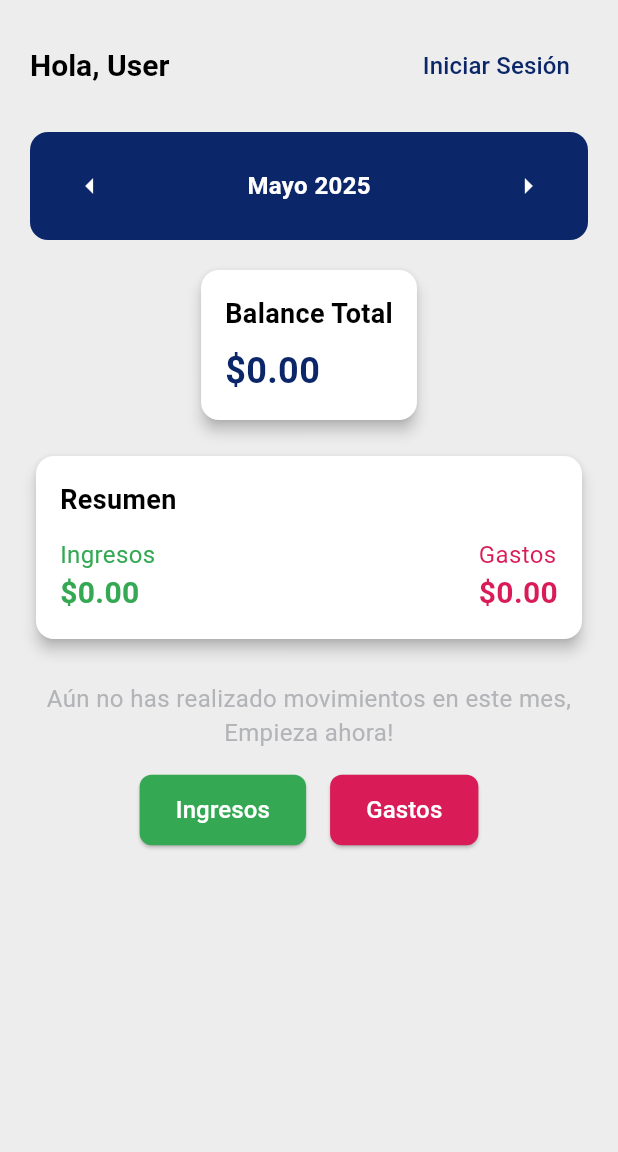
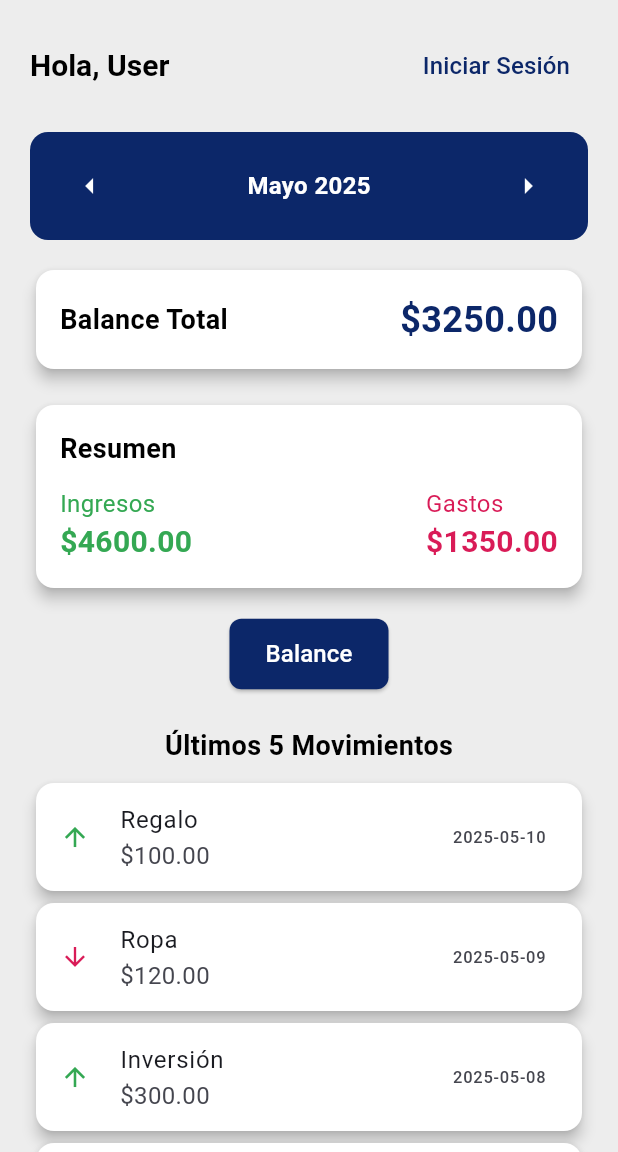
Before and after one commit to MrDNX503/KashFinance, a Flutter app: the screen it shows after launch, on a phone screen of 412 x 824 dp, the part 84-1236 px from its top. Run offline on Flutter 3.47's test engine with Material 3 defaults, Android fonts, the phone set to English and light mode, and no system bars.

Commit message:
se actualizan archivos con avances de pantalla principal y pantalla de balance

```diff
--- a/lib/main.dart
+++ b/lib/main.dart
@@ -1,5 +1,5 @@
 import 'package:flutter/material.dart';
-import 'package:intl/intl.dart';
+import 'screens/balance_screen.dart';
 
 void main() {
   runApp(const KashFinanceApp());
@@ -91,7 +91,25 @@ class _HomeScreenState extends State<HomeScreen> {
   @override
   void initState() {
     super.initState();
-    _loadData();
+    _transactions = [
+      Transaction(type: 'income', category: 'Salario', amount: 2500.0, date: '2025-05-01'),
+      Transaction(type: 'expense', category: 'Alquiler', amount: 800.0, date: '2025-05-02'),
+      Transaction(type: 'income', category: 'Freelance', amount: 1200.0, date: '2025-05-03'),
+      Transaction(type: 'expense', category: 'Comida', amount: 150.0, date: '2025-05-04'),
+      Transaction(type: 'expense', category: 'Transporte', amount: 80.0, date: '2025-05-05'),
+      Transaction(type: 'income', category: 'Bono', amount: 500.0, date: '2025-05-06'),
+      Transaction(type: 'expense', category: 'Entretenimiento', amount: 200.0, date: '2025-05-07'),
+      Transaction(type: 'income', category: 'Inversión', amount: 300.0, date: '2025-05-08'),
+      Transaction(type: 'expense', category: 'Ropa', amount: 120.0, date: '2025-05-09'),
+      Transaction(type: 'income', category: 'Regalo', amount: 100.0, date: '2025-05-10'),
+    ];
+    _totalIncome = _transactions
+        .where((t) => t.type == 'income')
+        .fold(0.0, (sum, t) => sum + t.amount);
+    _totalExpenses = _transactions
+        .where((t) => t.type == 'expense')
+        .fold(0.0, (sum, t) => sum + t.amount);
+    // _loadData(); // Temporarily disabled to use test data
   }
 
   Future<void> _loadData() async {
@@ -112,7 +130,7 @@ class _HomeScreenState extends State<HomeScreen> {
       setState(() {
         _monthIndex--;
         _selectedMonth = _months[_monthIndex];
-        _loadData();
+        // _loadData(); // Temporarily disabled to use test data
       });
     }
   }
@@ -122,7 +140,7 @@ class _HomeScreenState extends State<HomeScreen> {
       setState(() {
         _monthIndex++;
         _selectedMonth = _months[_monthIndex];
-        _loadData();
+        // _loadData(); // Temporarily disabled to use test data
       });
     }
   }
@@ -183,7 +201,7 @@ class _HomeScreenState extends State<HomeScreen> {
                     child: const Text(
                       'Iniciar Sesión',
                       style: TextStyle(
-                        color: Color(0xFF0C2769), // Primary color
+                        color: Color(0xFF0C2769),
                         fontFamily: 'Roboto',
                         fontSize: 16,
                       ),
@@ -196,7 +214,7 @@ class _HomeScreenState extends State<HomeScreen> {
               Container(
                 padding: const EdgeInsets.symmetric(horizontal: 16, vertical: 12),
                 decoration: BoxDecoration(
-                  color: const Color(0xFF0C2769), // Cyan blue
+                  color: const Color(0xFF0C2769),
                   borderRadius: BorderRadius.circular(12),
                 ),
                 child: Row(
@@ -228,8 +246,8 @@ class _HomeScreenState extends State<HomeScreen> {
                 child: Card(
                   child: Padding(
                     padding: const EdgeInsets.all(16.0),
-                    child: Column(
-                      crossAxisAlignment: CrossAxisAlignment.start,
+                    child: Row(
+                      mainAxisAlignment: MainAxisAlignment.spaceBetween,
                       children: [
                         const Text(
                           'Balance Total',
@@ -240,7 +258,6 @@ class _HomeScreenState extends State<HomeScreen> {
                             color: Color(0xFF000000),
                           ),
                         ),
-                        const SizedBox(height: 8),
                         Text(
                           '\$${balance.toStringAsFixed(2)}',
                           style: const TextStyle(
@@ -255,8 +272,6 @@ class _HomeScreenState extends State<HomeScreen> {
                   ),
                 ),
               ),
-
-
               const SizedBox(height: 16),
               // Summary (Income & Expenses)
               Card(
@@ -286,7 +301,7 @@ class _HomeScreenState extends State<HomeScreen> {
                                 style: TextStyle(
                                   fontFamily: 'Roboto',
                                   fontSize: 16,
-                                  color: Color(0xFF34A853), // Green
+                                  color: Color(0xFF34A853),
                                 ),
                               ),
                               Text(
@@ -308,7 +323,7 @@ class _HomeScreenState extends State<HomeScreen> {
                                 style: TextStyle(
                                   fontFamily: 'Roboto',
                                   fontSize: 16,
-                                  color: Color(0xFFD91B57), // Red
+                                  color: Color(0xFFD91B57),
                                 ),
                               ),
                               Text(
@@ -325,6 +340,34 @@ class _HomeScreenState extends State<HomeScreen> {
                         ],
                       ),
                     ],
+                  ),
+                ),
+              ),
+              const SizedBox(height: 16),
+              Center(
+                child: ElevatedButton(
+                  onPressed: () {
+                    Navigator.push(
+                      context,
+                      MaterialPageRoute(
+                        builder: (context) => BalanceScreen(transactions: _transactions),
+                      ),
+                    );
+                  },
+                  style: ElevatedButton.styleFrom(
+                    backgroundColor: const Color(0xFF0C2769),
+                    padding: const EdgeInsets.symmetric(horizontal: 24, vertical: 12),
+                    shape: RoundedRectangleBorder(
+                      borderRadius: BorderRadius.circular(8),
+                    ),
+                  ),
+                  child: const Text(
+                    'Balance',
+                    style: TextStyle(
+                      fontFamily: 'Roboto',
+                      fontSize: 16,
+                      color: Colors.white,
+                    ),
                   ),
                 ),
               ),
@@ -392,19 +435,11 @@ class _HomeScreenState extends State<HomeScreen> {
                     ),
                   ],
                 ),
-              ],
-              // Transaction Lists (Shown only if transactions exist)
-              if (_transactions.isNotEmpty) ...[
-                const SizedBox(height: 24),
-                Row(
-                  crossAxisAlignment: CrossAxisAlignment.start,
-                  children: [
-                    Expanded(
-                      child: Column(
-                        crossAxisAlignment: CrossAxisAlignment.start,
+              ] else ...[
+                Column(
                   children: [
                     const Text(
-                            'Detalles de Ingresos',
+                      'Últimos 5 Movimientos',
                       style: TextStyle(
                         fontFamily: 'Roboto',
                         fontSize: 18,
@@ -412,29 +447,18 @@ class _HomeScreenState extends State<HomeScreen> {
                         color: Color(0xFF000000),
                       ),
                     ),
-                          const SizedBox(height: 12),
-                          _transactions.where((t) => t.type == 'income').isEmpty
-                              ? const Padding(
-                            padding: EdgeInsets.all(8.0),
-                            child: Text(
-                              'No hay ingresos',
-                              style: TextStyle(
-                                fontFamily: 'Roboto',
-                                color: Color(0xFFB3B4B7),
-                              ),
-                            ),
-                          )
-                              : ListView.builder(
+                    const SizedBox(height: 8),
+                    ListView.builder(
                       shrinkWrap: true,
                       physics: const NeverScrollableScrollPhysics(),
-                            itemCount: _transactions.where((t) => t.type == 'income').length,
+                      itemCount: _transactions.length > 5 ? 5 : _transactions.length,
                       itemBuilder: (context, index) {
-                              final transaction = _transactions.where((t) => t.type == 'income').toList()[index];
+                        final transaction = _transactions.reversed.toList()[index];
                         return Card(
                           child: ListTile(
-                                  leading: const Icon(
-                                    Icons.arrow_upward,
-                                    color: Color(0xFF34A853),
+                            leading: Icon(
+                              transaction.type == 'income' ? Icons.arrow_upward : Icons.arrow_downward,
+                              color: transaction.type == 'income' ? Color(0xFF34A853) : Color(0xFFD91B57),
                               size: 20,
                             ),
                             title: Text(
@@ -453,66 +477,56 @@ class _HomeScreenState extends State<HomeScreen> {
                         );
                       },
                     ),
-                        ],
+                    const SizedBox(height: 16),
+                    Row(
+                      mainAxisAlignment: MainAxisAlignment.center,
+                      children: [
+                        ElevatedButton(
+                          onPressed: () {
+                            ScaffoldMessenger.of(context).showSnackBar(
+                              const SnackBar(content: Text('Add income navigation placeholder')),
+                            );
+                          },
+                          style: ElevatedButton.styleFrom(
+                            backgroundColor: const Color(0xFF34A853),
+                            padding: const EdgeInsets.symmetric(horizontal: 24, vertical: 12),
+                            shape: RoundedRectangleBorder(
+                              borderRadius: BorderRadius.circular(8),
+                            ),
+                          ),
+                          child: const Text(
+                            'Ingresos',
+                            style: TextStyle(
+                              fontFamily: 'Roboto',
+                              fontSize: 16,
+                              color: Colors.white,
+                            ),
                           ),
                         ),
                         const SizedBox(width: 16),
-                    Expanded(
-                      child: Column(
-                        crossAxisAlignment: CrossAxisAlignment.start,
-                        children: [
-                          const Text(
-                            'Detalles de Egresos',
+                        ElevatedButton(
+                          onPressed: () {
+                            ScaffoldMessenger.of(context).showSnackBar(
+                              const SnackBar(content: Text('Add expense navigation placeholder')),
+                            );
+                          },
+                          style: ElevatedButton.styleFrom(
+                            backgroundColor: const Color(0xFFD91B57),
+                            padding: const EdgeInsets.symmetric(horizontal: 24, vertical: 12),
+                            shape: RoundedRectangleBorder(
+                              borderRadius: BorderRadius.circular(8),
+                            ),
+                          ),
+                          child: const Text(
+                            'Gastos',
                             style: TextStyle(
                               fontFamily: 'Roboto',
-                              fontSize: 18,
-                              fontWeight: FontWeight.bold,
-                              color: Color(0xFF000000),
+                              fontSize: 16,
+                              color: Colors.white,
                             ),
                           ),
-                          const SizedBox(height: 12),
-                          _transactions.where((t) => t.type == 'expense').isEmpty
-                              ? const Padding(
-                            padding: EdgeInsets.all(8.0),
-                            child: Text(
-                              'No hay egresos',
-                              style: TextStyle(
-                                fontFamily: 'Roboto',
-                                color: Color(0xFFB3B4B7),
-                              ),
-                            ),
-                          )
-                              : ListView.builder(
-                            shrinkWrap: true,
-                            physics: const NeverScrollableScrollPhysics(),
-                            itemCount: _transactions.where((t) => t.type == 'expense').length,
-                            itemBuilder: (context, index) {
-                              final transaction = _transactions.where((t) => t.type == 'expense').toList()[index];
-                              return Card(
-                                child: ListTile(
-                                  leading: const Icon(
-                                    Icons.arrow_downward,
-                                    color: Color(0xFFD91B57),
-                                    size: 20,
-                                  ),
-                                  title: Text(
-                                    transaction.category,
-                                    style: const TextStyle(fontFamily: 'Roboto'),
-                                  ),
-                                  subtitle: Text(
-                                    '\$${transaction.amount.toStringAsFixed(2)}',
-                                    style: const TextStyle(fontFamily: 'Roboto'),
-                                  ),
-                                  trailing: Text(
-                                    transaction.date,
-                                    style: const TextStyle(fontFamily: 'Roboto'),
-                                  ),
-                                ),
-                              );
-                            },
                         ),
                       ],
-                      ),
                     ),
                   ],
                 ),
```
Also changed, not shown: lib/screens/balance_screen.dart (added, +103 -0 lines), flutter_02.png (added). Lines whose indentation alone changed are shown as unchanged.
